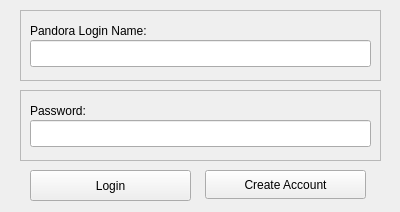
Qt form UI-Layouts/qLogin.ui (JeffHoogland/qAndora) before a commit.
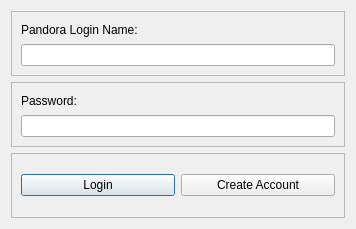
The same form after that commit. Icons and pictures are not drawn.

Commit message: Moved mobile and subwindows to layouts

The edit to the form file:
```diff
--- a/UI-Layouts/qLogin.ui
+++ b/UI-Layouts/qLogin.ui
@@ -6,8 +6,8 @@
    <rect>
     <x>0</x>
     <y>0</y>
-    <width>400</width>
-    <height>212</height>
+    <width>356</width>
+    <height>229</height>
    </rect>
   </property>
   <property name="windowTitle">
@@ -17,15 +17,9 @@
    <iconset>
     <normaloff>images/qAndora.png</normaloff>images/qAndora.png</iconset>
   </property>
+  <layout class="QVBoxLayout" name="verticalLayout_3">
+   <item>
   <widget class="QFrame" name="nameFrame">
-   <property name="geometry">
-    <rect>
-     <x>20</x>
-     <y>10</y>
-     <width>361</width>
-     <height>71</height>
-    </rect>
-   </property>
    <property name="toolTip">
     <string>Enter login email</string>
    </property>
@@ -35,101 +29,73 @@
    <property name="frameShadow">
     <enum>QFrame::Raised</enum>
    </property>
+     <layout class="QVBoxLayout" name="verticalLayout">
+      <item>
    <widget class="QLabel" name="nameLabel">
-    <property name="geometry">
-     <rect>
-      <x>10</x>
-      <y>10</y>
-      <width>191</width>
-      <height>21</height>
-     </rect>
-    </property>
     <property name="text">
      <string>Pandora Login Name:</string>
     </property>
    </widget>
-   <widget class="QLineEdit" name="nameEdit">
-    <property name="geometry">
-     <rect>
-      <x>10</x>
-      <y>30</y>
-      <width>341</width>
-      <height>27</height>
-     </rect>
-    </property>
-   </widget>
-  </widget>
+      </item>
+      <item>
+       <widget class="QLineEdit" name="nameEdit"/>
+      </item>
+     </layout>
+    </widget>
+   </item>
+   <item>
   <widget class="QFrame" name="frame">
-   <property name="geometry">
-    <rect>
-     <x>20</x>
-     <y>90</y>
-     <width>361</width>
-     <height>71</height>
-    </rect>
-   </property>
    <property name="frameShape">
     <enum>QFrame::StyledPanel</enum>
    </property>
    <property name="frameShadow">
     <enum>QFrame::Raised</enum>
    </property>
+     <layout class="QVBoxLayout" name="verticalLayout_2">
+      <item>
    <widget class="QLabel" name="passwordLabel">
-    <property name="geometry">
-     <rect>
-      <x>10</x>
-      <y>10</y>
-      <width>191</width>
-      <height>21</height>
-     </rect>
-    </property>
     <property name="text">
      <string>Password:</string>
     </property>
    </widget>
+      </item>
+      <item>
    <widget class="QLineEdit" name="passwordEdit">
-    <property name="geometry">
-     <rect>
-      <x>10</x>
-      <y>30</y>
-      <width>341</width>
-      <height>27</height>
-     </rect>
-    </property>
     <property name="echoMode">
      <enum>QLineEdit::Password</enum>
     </property>
    </widget>
-  </widget>
+      </item>
+     </layout>
+    </widget>
+   </item>
+   <item>
+    <widget class="QFrame" name="frame_2">
+     <property name="frameShape">
+      <enum>QFrame::StyledPanel</enum>
+     </property>
+     <property name="frameShadow">
+      <enum>QFrame::Raised</enum>
+     </property>
+     <layout class="QHBoxLayout" name="horizontalLayout">
+      <item>
   <widget class="QPushButton" name="loginButton">
-   <property name="geometry">
-    <rect>
-     <x>30</x>
-     <y>170</y>
-     <width>161</width>
-     <height>31</height>
-    </rect>
-   </property>
    <property name="text">
     <string>Login</string>
    </property>
-   <property name="autoDefault">
-    <bool>false</bool>
-   </property>
-  </widget>
-  <widget class="QToolButton" name="accountButton">
-   <property name="geometry">
-    <rect>
-     <x>205</x>
-     <y>170</y>
-     <width>161</width>
-     <height>29</height>
-    </rect>
-   </property>
+       </widget>
+      </item>
+      <item>
+       <widget class="QPushButton" name="accountButton">
    <property name="text">
     <string>Create Account</string>
    </property>
   </widget>
+      </item>
+     </layout>
+    </widget>
+   </item>
+  </layout>
  </widget>
  <resources/>
  <connections/>
```
Lines whose indentation alone changed are shown as unchanged. The commit also changes 10 other files.
